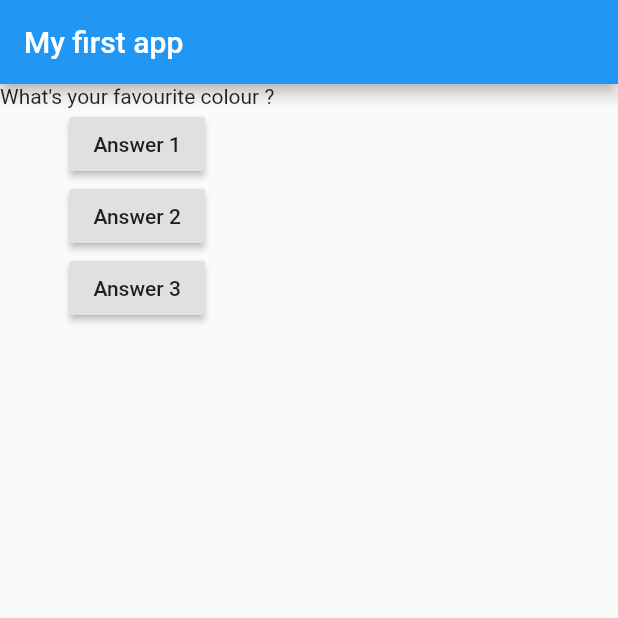
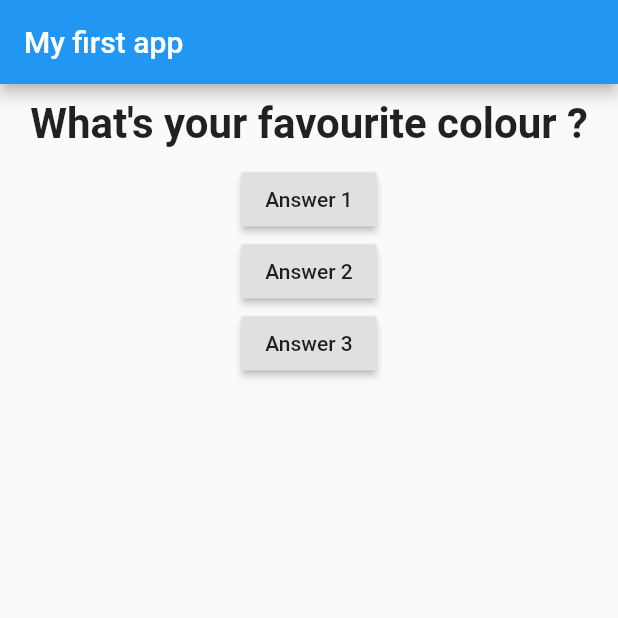
Before and after one commit to amitsingh0823/flutter_complete_guide, a Flutter app: the screen it shows after launch, on a phone screen of 412 x 824 dp, the top half of it. Run offline on Flutter 3.47's test engine with Material 2 defaults, Android fonts, the phone set to English and light mode, and no system bars.

Commit message:
Styling and margin of question text

```diff
--- a/lib/question.dart
+++ b/lib/question.dart
@@ -1,4 +1,5 @@
 import 'package:flutter/material.dart';
+import 'package:flutter/widgets.dart';
 
 class Question extends StatelessWidget {
   //const Question({ Key? key }) : super(key: key);
@@ -8,6 +9,17 @@ class Question extends StatelessWidget {
 
   @override
   Widget build(BuildContext context) {
-    return Text(questionText);
+    return Container(
+      width: double.infinity,
+      margin: EdgeInsets.all(10),
+      child: Text(
+        questionText, //dynamic string declaration
+        style: TextStyle(
+          fontSize: 28,
+          fontWeight: FontWeight.bold,
+        ),
+        textAlign: TextAlign.center,
+      ),
+    );
   }
 }
```
